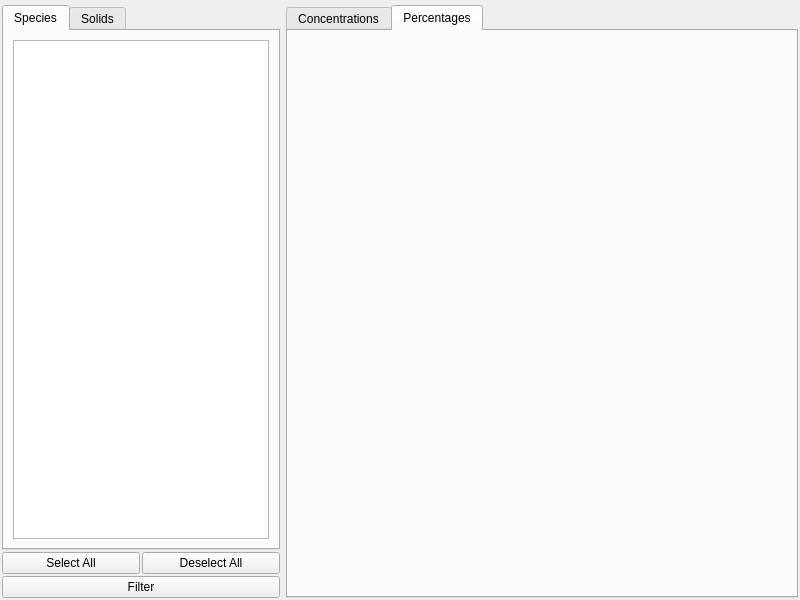
Kastakin/PyES, file src/main/python/ui/PyES_pyqtgraphPlotExport.ui: the form before one commit.
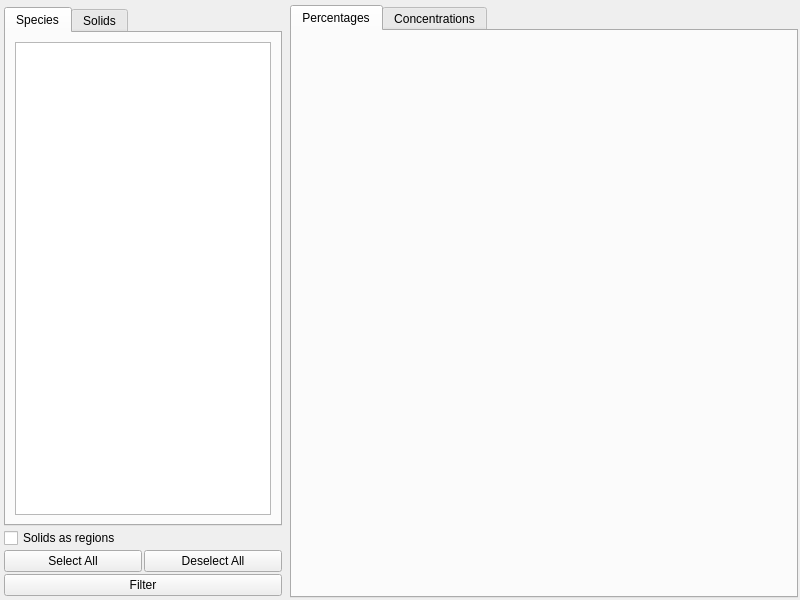
The form after the commit. Custom widgets are drawn as their Qt base class.

Commit message: [enh] Fix sequential solid computation

Diff of the .ui file:
```diff
--- a/src/main/python/ui/PyES_pyqtgraphPlotExport.ui
+++ b/src/main/python/ui/PyES_pyqtgraphPlotExport.ui
@@ -42,17 +42,20 @@
        </sizepolicy>
       </property>
       <layout class="QVBoxLayout" name="verticalLayout">
+       <property name="spacing">
+        <number>2</number>
+       </property>
        <property name="leftMargin">
-        <number>0</number>
+        <number>2</number>
        </property>
        <property name="topMargin">
-        <number>0</number>
+        <number>2</number>
        </property>
        <property name="rightMargin">
-        <number>0</number>
+        <number>2</number>
        </property>
        <property name="bottomMargin">
-        <number>0</number>
+        <number>2</number>
        </property>
        <item>
         <widget class="QWidget" name="widget_2" native="true">
@@ -72,21 +75,7 @@
           <property name="spacing">
            <number>2</number>
           </property>
-          <item row="1" column="1">
-           <widget class="QPushButton" name="deselect_all">
-            <property name="text">
-             <string>Deselect All</string>
-            </property>
-           </widget>
-          </item>
-          <item row="2" column="0" colspan="2">
-           <widget class="QPushButton" name="filter">
-            <property name="text">
-             <string>Filter</string>
-            </property>
-           </widget>
-          </item>
-          <item row="1" column="0">
+          <item row="2" column="0">
            <widget class="QPushButton" name="select_all">
             <property name="text">
              <string>Select All</string>
@@ -155,6 +144,27 @@
             </widget>
            </widget>
           </item>
+          <item row="2" column="1">
+           <widget class="QPushButton" name="deselect_all">
+            <property name="text">
+             <string>Deselect All</string>
+            </property>
+           </widget>
+          </item>
+          <item row="3" column="0" colspan="2">
+           <widget class="QPushButton" name="filter">
+            <property name="text">
+             <string>Filter</string>
+            </property>
+           </widget>
+          </item>
+          <item row="1" column="0" colspan="2">
+           <widget class="QCheckBox" name="regions_check">
+            <property name="text">
+             <string>Solids as regions</string>
+            </property>
+           </widget>
+          </item>
          </layout>
         </widget>
        </item>
@@ -166,28 +176,6 @@
       <property name="currentIndex">
        <number>1</number>
       </property>
-      <widget class="QWidget" name="conc_tab">
-       <attribute name="title">
-        <string>Concentrations</string>
-       </attribute>
-       <layout class="QHBoxLayout" name="horizontalLayout_2">
-        <property name="leftMargin">
-         <number>1</number>
-        </property>
-        <property name="topMargin">
-         <number>1</number>
-        </property>
-        <property name="rightMargin">
-         <number>1</number>
-        </property>
-        <property name="bottomMargin">
-         <number>1</number>
-        </property>
-        <item>
-         <widget class="PlotWidget" name="conc_graph" native="true"/>
-        </item>
-       </layout>
-      </widget>
       <widget class="QWidget" name="perc_tab">
        <attribute name="title">
         <string>Percentages</string>
@@ -210,6 +198,28 @@
         </item>
        </layout>
       </widget>
+      <widget class="QWidget" name="conc_tab">
+       <attribute name="title">
+        <string>Concentrations</string>
+       </attribute>
+       <layout class="QHBoxLayout" name="horizontalLayout_2">
+        <property name="leftMargin">
+         <number>1</number>
+        </property>
+        <property name="topMargin">
+         <number>1</number>
+        </property>
+        <property name="rightMargin">
+         <number>1</number>
+        </property>
+        <property name="bottomMargin">
+         <number>1</number>
+        </property>
+        <item>
+         <widget class="PlotWidget" name="conc_graph" native="true"/>
+        </item>
+       </layout>
+      </widget>
      </widget>
     </item>
    </layout>
```
Left out of the diff: 23 changed lines with no effect on the pictures. The commit also changes 5 other files.
